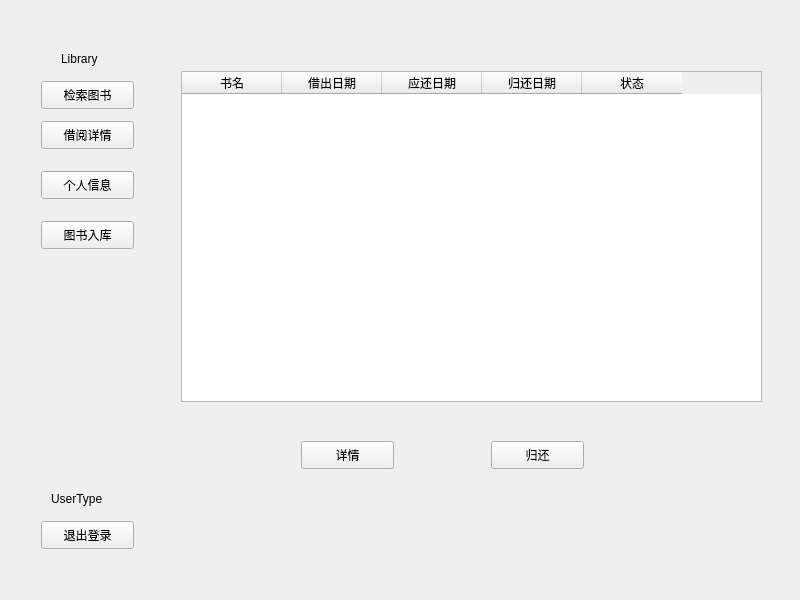
Before: the Qt Designer form resources/form/widget.ui in Minevitably/LibraryManagement, drawn with Qt 5.
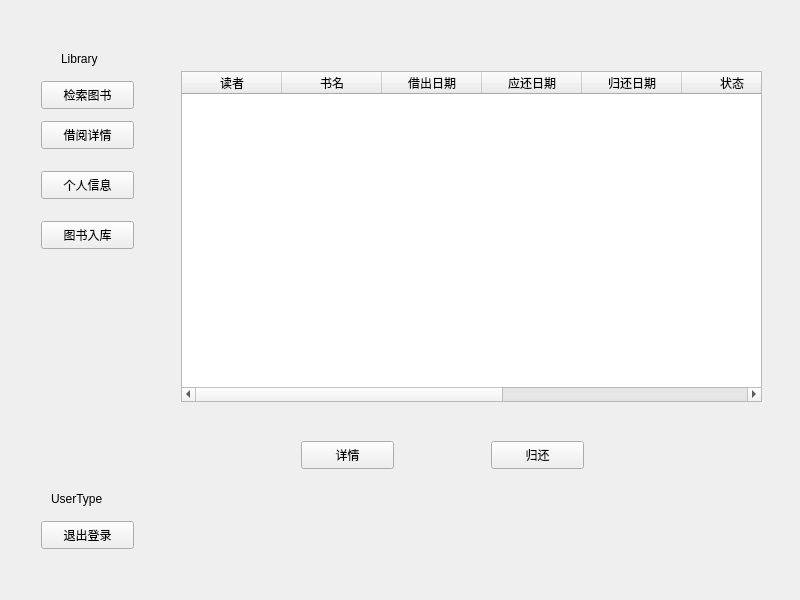
After: the same form once the commit is applied. The open tabs and pages were chosen to show the change.

Commit message: 完成借阅详情视图、个人信息视图、图书入库视图

The edit to the form file:
```diff
--- a/resources/form/widget.ui
+++ b/resources/form/widget.ui
@@ -434,6 +434,11 @@
            <height>331</height>
           </rect>
          </property>
+         <column>
+          <property name="text">
+           <string>读者</string>
+          </property>
+         </column>
          <column>
           <property name="text">
            <string>书名</string>
@@ -459,6 +464,21 @@
            <string>状态</string>
           </property>
          </column>
+         <column>
+          <property name="text">
+           <string>record_id</string>
+          </property>
+         </column>
+         <column>
+          <property name="text">
+           <string>user_id</string>
+          </property>
+         </column>
+         <column>
+          <property name="text">
+           <string>book_id</string>
+          </property>
+         </column>
         </widget>
         <widget class="QPushButton" name="btnBookDetail">
          <property name="geometry">
```
Left out of the diff: 2 changed lines with no effect on the pictures. The commit also changes 2 other files.
